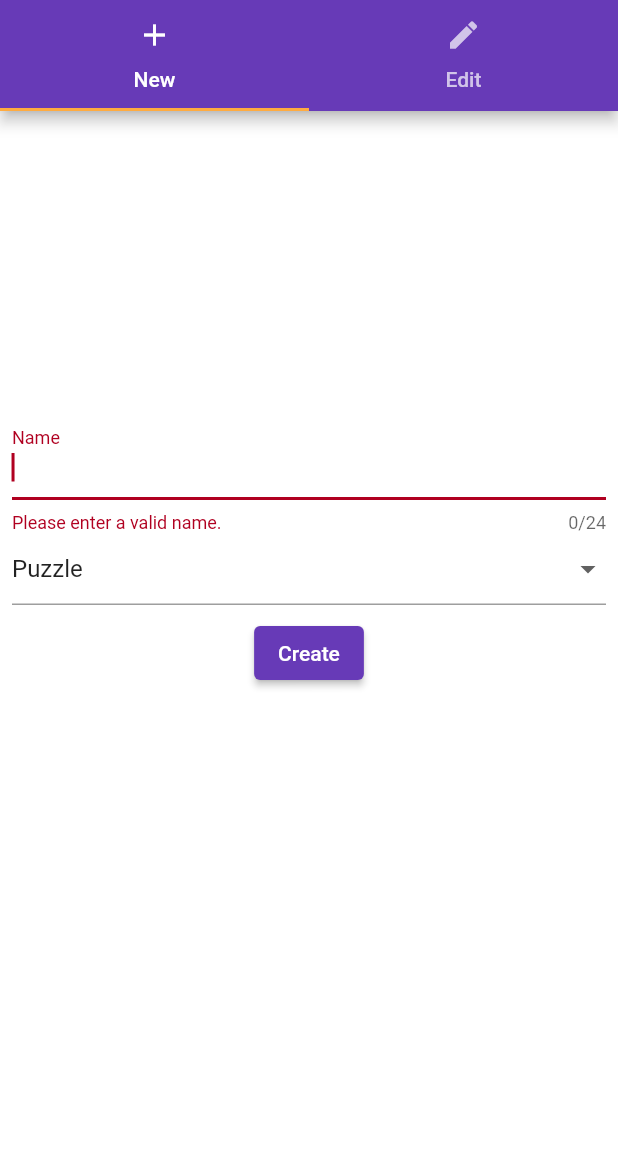
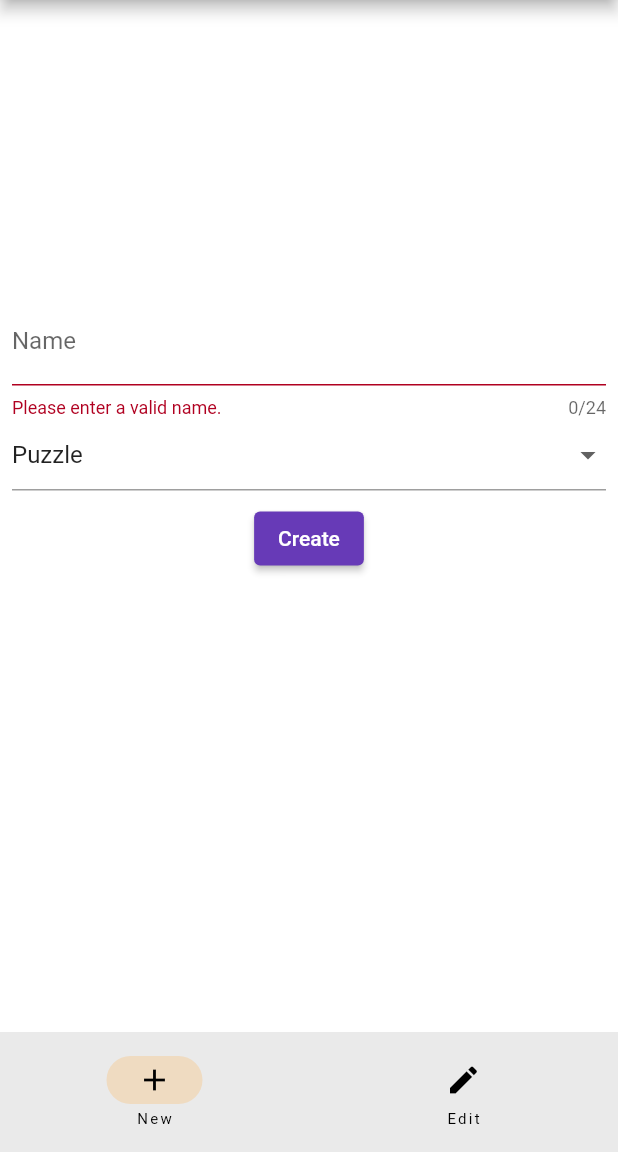
Before and after one commit to CaramelDunes/nyanya_rocket, a Flutter app: the Editor widget shown alone on an empty page, opened directly, on a phone screen of 412 x 824 dp, the part 84-1236 px from its top. Run offline on Flutter 3.47's test engine with Material 2 defaults, Android fonts, the phone set to English and light mode, and no system bars; our stand-ins replace cloud_firestore, firebase_auth, firebase_core, font_awesome_flutter, rive, shared_preferences; missing offline and left inert: firedart, network_info_plus, nyanya_rocket_base, slugify; accounts and stored records are empty; generated files the repository leaves out were written again; statements that could not run were skipped.

Commit message:
Use BarRailTabs in Editor.

```diff
--- a/lib/screens/editor/editor.dart
+++ b/lib/screens/editor/editor.dart
@@ -1,66 +1,29 @@
 import 'package:flutter/material.dart';
-import 'package:nyanya_rocket/localization/nyanya_localizations.dart';
-import 'package:nyanya_rocket/screens/editor/widgets/create_tab.dart';
-import 'package:nyanya_rocket/screens/editor/widgets/edit_tab.dart';
-import 'package:nyanya_rocket/widgets/default_drawer/default_drawer.dart';
+
+import '../../localization/nyanya_localizations.dart';
+import '../../widgets/bar_rail_tabs.dart';
+import 'widgets/create_tab.dart';
+import 'widgets/edit_tab.dart';
 
 enum EditorMode { puzzle, challenge, multiplayer }
 
-class Editor extends StatefulWidget {
+class Editor extends StatelessWidget {
   const Editor({Key? key}) : super(key: key);
 
   @override
-  _EditorState createState() => _EditorState();
-}
-
-class _EditorState extends State<Editor> with SingleTickerProviderStateMixin {
-  late TabController _tabController;
-
-  @override
-  void initState() {
-    super.initState();
-
-    _tabController = TabController(vsync: this, length: 2);
-    _tabController.addListener(() {
-      FocusScope.of(context).unfocus();
-    });
-  }
-
-  @override
-  void dispose() {
-    _tabController.dispose();
-
-    super.dispose();
-  }
-
-  @override
   Widget build(BuildContext context) {
-    final bool displayIcons =
-        MediaQuery.of(context).orientation == Orientation.portrait;
-
-    return Scaffold(
-      appBar: AppBar(
-        title: Text(NyaNyaLocalizations.of(context).editorTitle),
-        bottom: TabBar(
-          controller: _tabController,
-          tabs: [
-            Tab(
-                icon: displayIcons ? const Icon(Icons.add) : null,
-                text: NyaNyaLocalizations.of(context).newTab),
-            Tab(
-                icon: displayIcons ? const Icon(Icons.edit) : null,
-                text: NyaNyaLocalizations.of(context).editTab),
-          ],
-        ),
-      ),
-      drawer: const DefaultDrawer(),
-      body: TabBarView(
-        controller: _tabController,
-        children: const [
-          CreateTab(),
-          EditTab(),
-        ],
-      ),
+    return BarRailTabs(
+      title: NyaNyaLocalizations.of(context).editorTitle,
+      tabs: [
+        BarRailTab(
+            icon: const Icon(Icons.add),
+            label: NyaNyaLocalizations.of(context).newTab,
+            content: const CreateTab()),
+        BarRailTab(
+            icon: const Icon(Icons.edit),
+            label: NyaNyaLocalizations.of(context).editTab,
+            content: const EditTab()),
+      ],
     );
   }
 }
--- a/lib/screens/editor/widgets/name_field.dart
+++ b/lib/screens/editor/widgets/name_field.dart
@@ -10,7 +10,6 @@ class NameFormField extends StatelessWidget {
   @override
   Widget build(BuildContext context) {
     return TextFormField(
-      autofocus: true,
       autovalidateMode: AutovalidateMode.always,
       textCapitalization: TextCapitalization.words,
       maxLength: 24,
```
